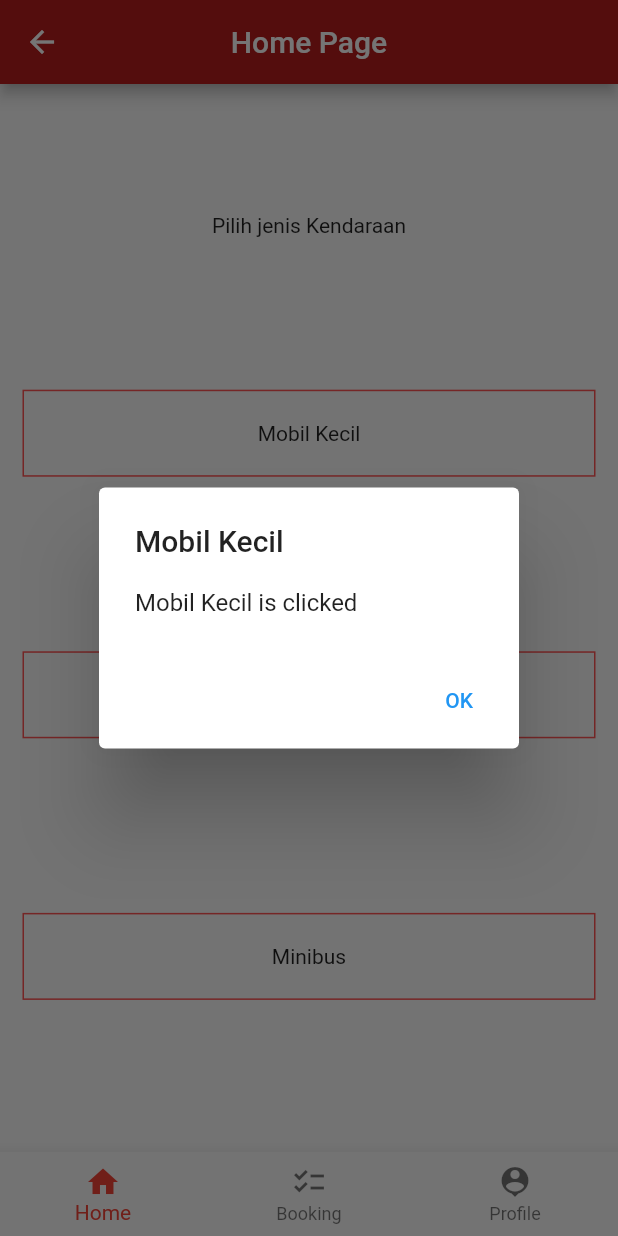
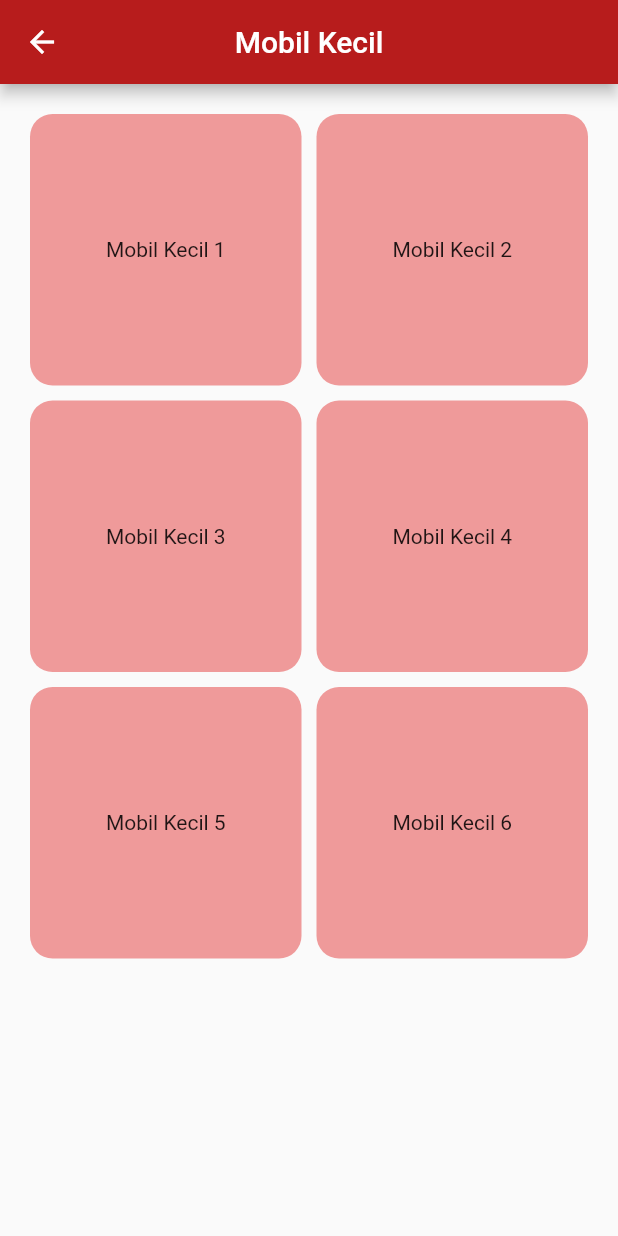
Before and after one commit to Otniel113/RentACar-Mobile, a Flutter app: the HomePage screen opened by its route, after a tap on "Mobil Kecil", on a phone screen of 412 x 824 dp. Run offline on Flutter 3.47's test engine with Material 2 defaults, Android fonts, the phone set to English and light mode, and no system bars.

Commit message:
Menyelesaikan tampilan NavBar Home

```diff
--- a/lib/main.dart
+++ b/lib/main.dart
@@ -1,13 +1,13 @@
 import 'package:flutter/material.dart';
-import 'login.dart';
-import 'home.dart';
+import 'views/login.dart';
+import 'views/home.dart';
 
 void main() => runApp(const MyApp());
 
 class MyApp extends StatelessWidget {
   const MyApp({Key? key}) : super(key: key);
 
-  static const String _title = 'Login Page';
+  static const String _title = 'Rent A Car';
 
   @override
   Widget build(BuildContext context) {
@@ -15,7 +15,7 @@ class MyApp extends StatelessWidget {
       title: _title,
       initialRoute: '/',
       routes: {
-        '/': (context) => const LoginPage(logintitle: _title),
+        '/': (context) => const LoginPage(logintitle: "Login Page"),
         '/home': (context) => const HomePage(),
       },
     );
--- a/lib/navbar_home.dart
+++ b/lib/views/bottomNavBar/navbar_home.dart
@@ -1,4 +1,5 @@
 import 'package:flutter/material.dart';
+import 'product/product.dart';
 
 class NavbarHome extends StatefulWidget {
   const NavbarHome({Key? key}) : super(key: key);
@@ -8,41 +9,13 @@ class NavbarHome extends StatefulWidget {
 }
 
 class _NavbarHomeState extends State<NavbarHome> {
-  Future <void> seeAlert(judul) async{
-    return showDialog<void>(
-      context: context,
-      barrierDismissible: false,
-      builder: (BuildContext context) {
-        return AlertDialog(
-          title: Text(judul),
-          content: SingleChildScrollView(
-            child: ListBody(
-              children: <Widget>[
-                Text(judul + ' is clicked'),
-              ],
-            ),
-          ),
-          actions: <Widget>[
-            TextButton(
-              child: const Text('OK'),
-              onPressed: () {
-                Navigator.of(context).pop();
-              },
-            ),
-          ],
-        );
-      },
-    );
-  }
 
   @override
   Widget build(BuildContext context) {
     return Column(
       mainAxisAlignment: MainAxisAlignment.spaceEvenly,
       children: <Widget>[
-        Container(
-          child: Text('Pilih jenis Kendaraan'),
-        ),
+        const Text('Pilih jenis Kendaraan'),
         InkWell(
           child: Container(
             margin: const EdgeInsets.all(15.0),
@@ -52,7 +25,10 @@ class _NavbarHomeState extends State<NavbarHome> {
             child: const Center(child: Text('Mobil Kecil')),
           ),
           onTap: (){
-            seeAlert('Mobil Kecil');
+            Navigator.push(
+              context,
+              MaterialPageRoute(builder: (context) => const ProductPage(jenisKendaraan: 'Mobil Kecil')),
+            );
           },
         ),
         InkWell(
@@ -64,7 +40,10 @@ class _NavbarHomeState extends State<NavbarHome> {
             child: const Center(child: Text('Mobil Besar')),
           ),
           onTap: (){
-            seeAlert('Mobil Besar');
+            Navigator.push(
+              context,
+              MaterialPageRoute(builder: (context) => const ProductPage(jenisKendaraan: 'Mobil Besar')),
+            );
           },
         ),
         InkWell(
@@ -76,7 +55,10 @@ class _NavbarHomeState extends State<NavbarHome> {
             child: const Center(child: Text('Minibus')),
           ),
           onTap: (){
-            seeAlert('Minibus');
+            Navigator.push(
+              context,
+              MaterialPageRoute(builder: (context) => const ProductPage(jenisKendaraan: 'Minibus')),
+            );
           },
         ),
       ],
--- /dev/null
+++ b/lib/views/bottomNavBar/product/product.dart
@@ -0,0 +1,55 @@
+import 'package:flutter/material.dart';
+import 'product_detail.dart';
+
+class ProductPage extends StatefulWidget {
+  const ProductPage({Key? key, required this.jenisKendaraan}) : super(key: key);
+  final String jenisKendaraan;
+
+  @override
+  State<ProductPage> createState() => _ProductPageState();
+}
+
+class _ProductPageState extends State<ProductPage> {
+  final List<String> indexKendaraan = <String>['1', '2', '3', '4', '5', '6'];
+  final List<String> namaKendaraan = <String>['Toyota', 'Mercedez', 'Honda', 'Audi', 'Suzuki', 'BMW'];
+
+  @override
+  Widget build(BuildContext context) {
+    return Scaffold(
+      appBar: AppBar(
+        backgroundColor: Colors.red[900],
+        title: Text(widget.jenisKendaraan),
+        centerTitle: true,
+      ),
+      body: Center(
+        child: GridView.builder(
+          gridDelegate: const SliverGridDelegateWithMaxCrossAxisExtent(
+            maxCrossAxisExtent: 250,
+            crossAxisSpacing: 10,
+            mainAxisSpacing: 10,
+          ),
+          padding: const EdgeInsets.all(20),
+          itemCount: indexKendaraan.length,
+          itemBuilder: (BuildContext context, index) {
+            return InkWell(
+              child: Container(
+                alignment: Alignment.center,
+                padding: const EdgeInsets.all(8),
+                child: Text(widget.jenisKendaraan + " " + indexKendaraan[index]),
+                decoration: BoxDecoration(
+                    color: Colors.red[200],
+                    borderRadius: BorderRadius.circular(15)),
+              ),
+              onTap: (){
+                Navigator.push(
+                  context,
+                  MaterialPageRoute(builder: (context) => ProductDetailPage(detailKendaraan: widget.jenisKendaraan + " " + indexKendaraan[index])),
+                );
+              },
+            );
+          }
+        ),
+      ),
+    );
+  }
+}
--- a/lib/home.dart
+++ b/lib/views/home.dart
@@ -1,7 +1,7 @@
 import 'package:flutter/material.dart';
-import 'navbar_booking.dart';
-import 'navbar_home.dart';
-import 'navbar_profile.dart';
+import 'bottomNavBar/navbar_booking.dart';
+import 'bottomNavBar/navbar_home.dart';
+import 'bottomNavBar/navbar_profile.dart';
 
 class HomePage extends StatefulWidget {
   const HomePage({Key? key}) : super(key: key);
@@ -12,6 +12,7 @@ class HomePage extends StatefulWidget {
 
 class _HomePageState extends State<HomePage> {
   int _selectedIndex = 0;
+  String homeTitle = "Home Page";
   static const TextStyle optionStyle =
       TextStyle(fontSize: 30, fontWeight: FontWeight.bold);
   static final List<Widget> _widgetOptions = <Widget>[
@@ -24,6 +25,13 @@ class _HomePageState extends State<HomePage> {
     setState(() {
       _selectedIndex = index;
     });
+    if (_selectedIndex == 1){
+      homeTitle = "Booking Page";
+    }else if (_selectedIndex == 2){
+      homeTitle = "Profile Page";
+    }else{
+      homeTitle = "Home Page";
+    }
   }
 
   @override
@@ -31,7 +39,7 @@ class _HomePageState extends State<HomePage> {
     return Scaffold(
       appBar: AppBar(
         backgroundColor: Colors.red[900],
-        title: const Text('Home Page'),
+        title: Text(homeTitle),
         centerTitle: true,
       ),
       body: Center(
```
Also changed, not shown: lib/views/bottomNavBar/product/product_detail.dart (added, +64 -0 lines), main.dart (deleted, +0 -76 lines), lib/views/bottomNavBar/navbar_booking.dart (renamed from lib/navbar_booking.dart), lib/views/bottomNavBar/navbar_profile.dart (renamed from lib/navbar_profile.dart), lib/views/login.dart (renamed from lib/login.dart).
